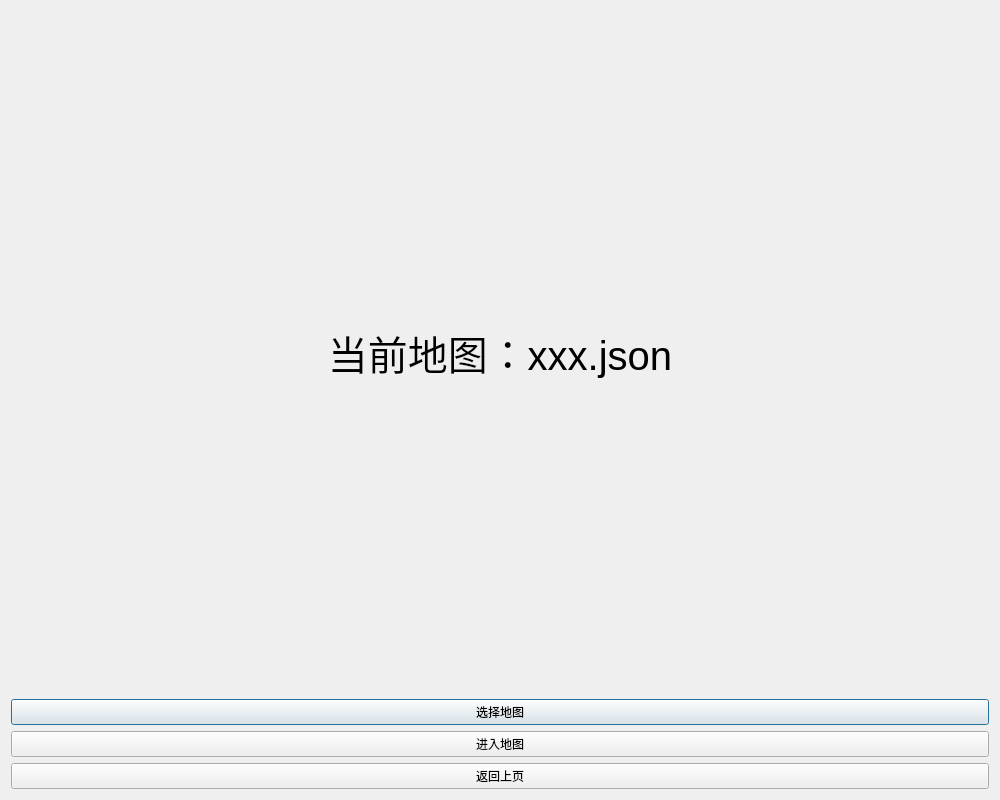
Qt form forms/mapchoosewindow.ui (Loganloxsins/Inner-TD-Tale) before a commit.
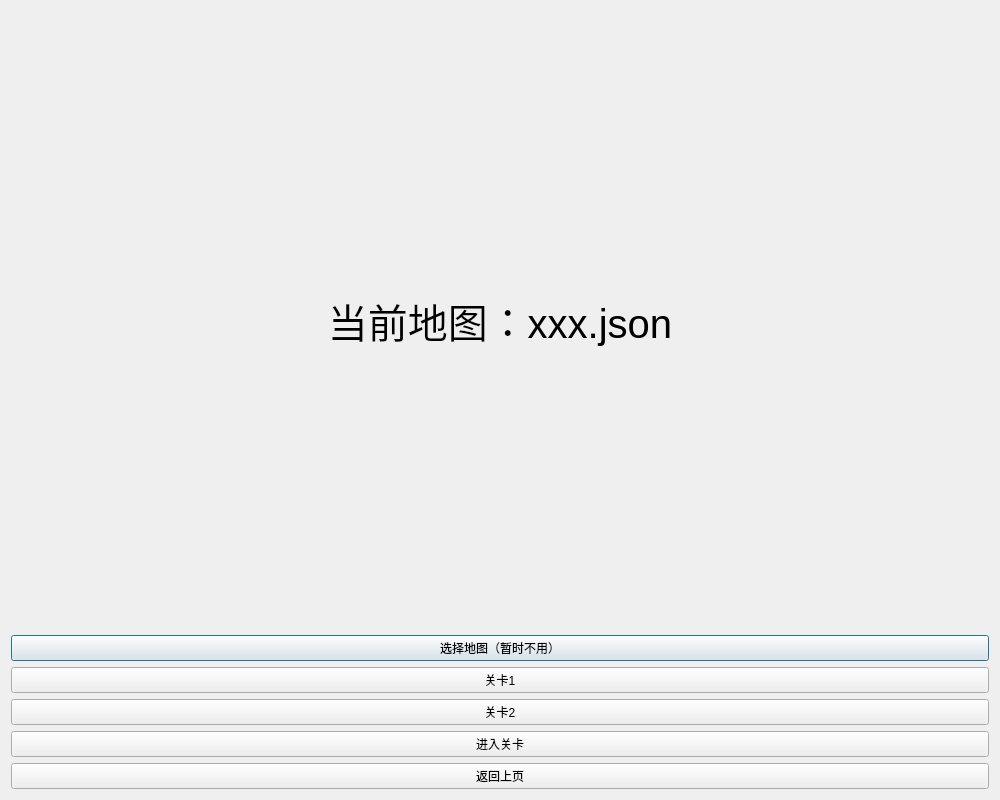
The same form after that commit.

Commit message: feat: 地图能导入绘制了，todo细节 ij横纵；todo update

What changed in the file:
```diff
--- a/forms/mapchoosewindow.ui
+++ b/forms/mapchoosewindow.ui
@@ -32,14 +32,28 @@
    <item>
     <widget class="QPushButton" name="pushButton_MapChoose">
      <property name="text">
-      <string>选择地图</string>
+      <string>选择地图（暂时不用）</string>
+     </property>
+    </widget>
+   </item>
+   <item>
+    <widget class="QPushButton" name="pushButton_Level1">
+     <property name="text">
+      <string>关卡1</string>
+     </property>
+    </widget>
+   </item>
+   <item>
+    <widget class="QPushButton" name="pushButton_Level2">
+     <property name="text">
+      <string>关卡2</string>
      </property>
     </widget>
    </item>
    <item>
     <widget class="QPushButton" name="pushButton_Enter">
      <property name="text">
-      <string>进入地图</string>
+      <string>进入关卡</string>
      </property>
     </widget>
    </item>
```
The commit also changes 152 other files.
